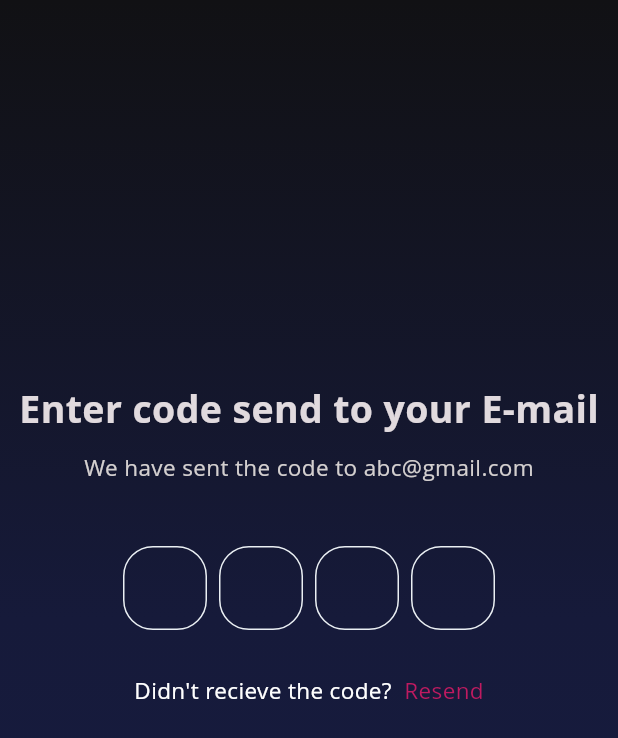
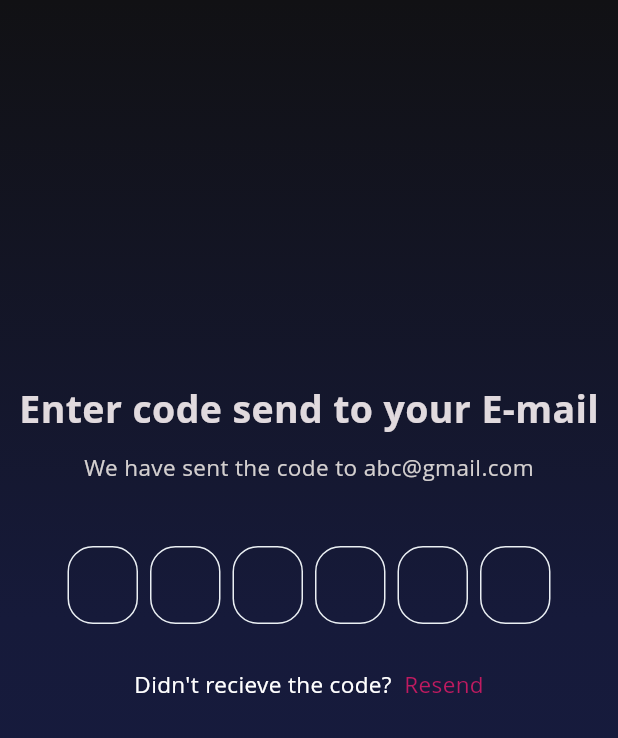
Before and after one commit to p-society/gc-android, a Flutter app: the OtpPage screen opened directly, on a phone screen of 412 x 824 dp. Shown: the top 738 px of the screen. Run offline on Flutter 3.47's test engine with Material 3 defaults, Android fonts, the phone set to English and light mode, and no system bars; drawn by our look-alikes of pinput; our stand-ins replace flutter_dotenv, flutter_riverpod, shared_preferences; accounts and stored records are empty; Roboto replaces fonts that are missing (Open Sans).

```diff
--- a/apps/admin/lib/features/auth/screens/login_admin.dart
+++ b/apps/admin/lib/features/auth/screens/login_admin.dart
@@ -239,6 +239,7 @@ class _LoginPageAdminState extends ConsumerState<LoginPageAdmin> {
                                 context,
                               )
                               .then((value) {
+                            print(player.email);
                             Navigator.of(context).pushReplacement(
                               MaterialPageRoute(
                                 builder: (context) => const OtpPage(),
--- a/apps/admin/lib/features/auth/screens/otp_page.dart
+++ b/apps/admin/lib/features/auth/screens/otp_page.dart
@@ -1,19 +1,21 @@
+import 'package:admin/constants/scaffold_messenger.dart';
+import 'package:admin/features/auth/repository/player_provider.dart';
 import 'package:admin/features/auth/screens/login_admin.dart';
 import 'package:flutter/material.dart';
+import 'package:flutter_riverpod/flutter_riverpod.dart';
 import 'package:pinput/pinput.dart';
 
-class OtpPage extends StatefulWidget {
+class OtpPage extends ConsumerStatefulWidget {
   const OtpPage({super.key});
 
   @override
-  State<OtpPage> createState() => _OtpPageState();
+  ConsumerState<OtpPage> createState() => _OtpPageState();
 }
 
-class _OtpPageState extends State<OtpPage> {
+class _OtpPageState extends ConsumerState<OtpPage> {
   late TextEditingController otpController;
   @override
   void initState() {
-    // TODO: implement initState
     super.initState();
     otpController = TextEditingController();
   }
@@ -26,13 +28,13 @@ class _OtpPageState extends State<OtpPage> {
   @override
   Widget build(BuildContext context) {
     final defaultPinTheme = PinTheme(
-      width: 56,
-      height: 56,
+      width: 47,
+      height: 52,
       textStyle: const TextStyle(
           fontSize: 20, color: Colors.white, fontWeight: FontWeight.w600),
       decoration: BoxDecoration(
         border: Border.all(color: const Color.fromRGBO(234, 239, 243, 1)),
-        borderRadius: BorderRadius.circular(20),
+        borderRadius: BorderRadius.circular(17),
       ),
     );
 
@@ -101,14 +103,13 @@ class _OtpPageState extends State<OtpPage> {
                 focusedPinTheme: focusedPinTheme,
                 submittedPinTheme: submittedPinTheme,
                 controller: otpController,
+                length: 6,
                 validator: (s) {
-                  if (s == '2222') {
-                    navController();
-                    return '';
-                  } else {
-                    otpController.text = '';
-                    return 'OTP is incorrect';
-                  }
+                  var player = ref.read(playerProvider);
+                  print(player.email);
+                  MyScaffoldMessage().showScaffoldMessenge(
+                      context: context, content: player.email);
+                  return s;
                 },
                 closeKeyboardWhenCompleted: true,
                 pinputAutovalidateMode: PinputAutovalidateMode.onSubmit,
```
